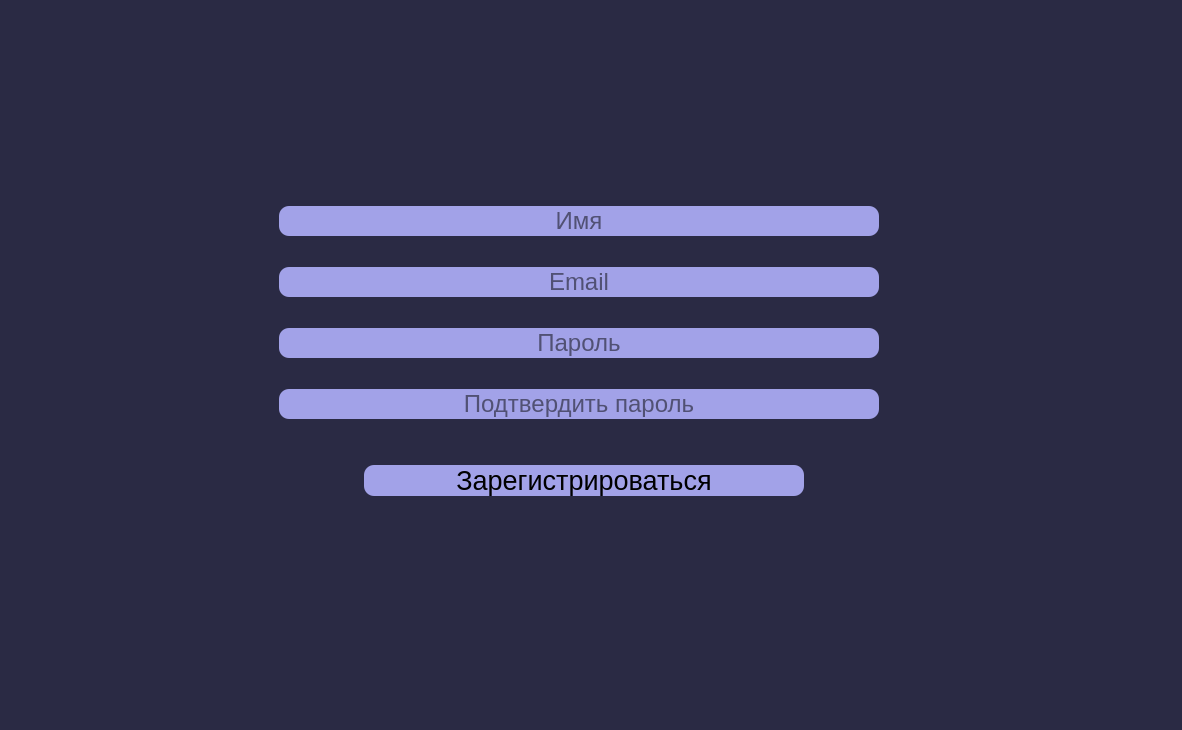
The window that reg.ui (Liqror/Links-agregator) describes before a commit, drawn with Qt 5.
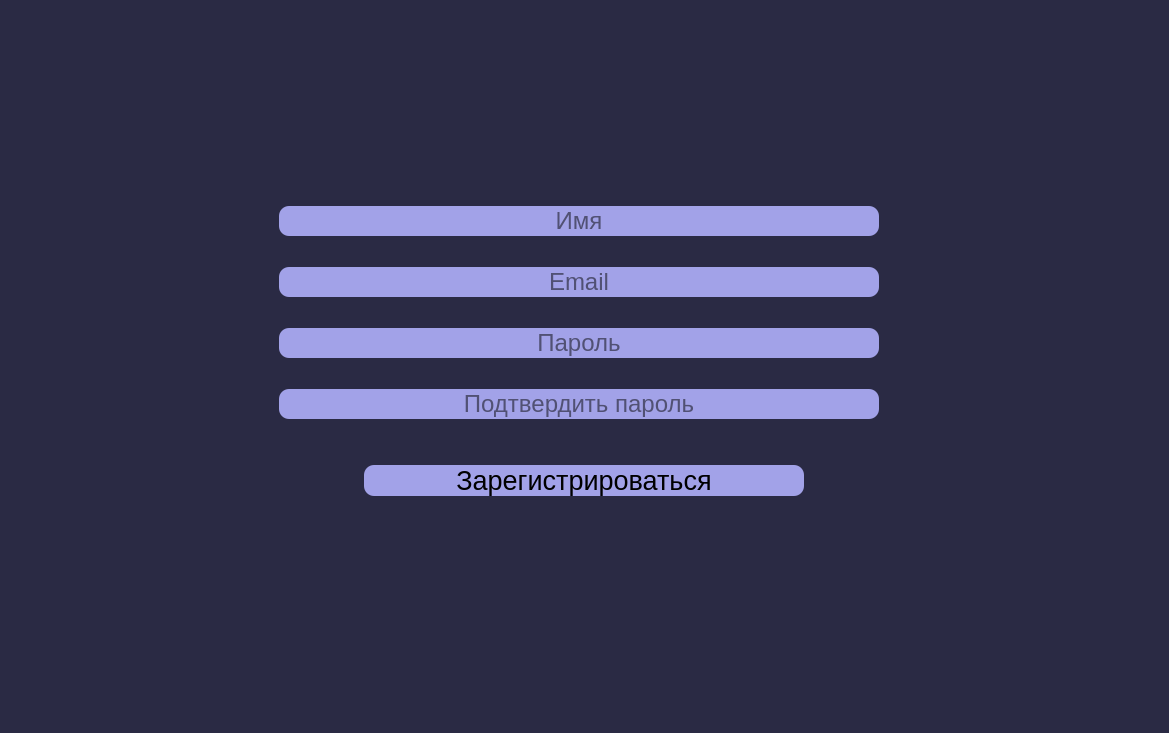
The same window after the commit. Icons and pictures are not drawn.

Commit message: добавлена стрелка для возвращения из формы регистрации в форму входа

What changed in the file:
```diff
--- a/reg.ui
+++ b/reg.ui
@@ -6,8 +6,8 @@
    <rect>
     <x>0</x>
     <y>0</y>
-    <width>1182</width>
-    <height>730</height>
+    <width>1169</width>
+    <height>733</height>
    </rect>
   </property>
   <property name="windowTitle">
@@ -326,6 +326,12 @@
              <layout class="QHBoxLayout" name="horizontalLayout_9">
               <item>
                <widget class="QLabel" name="backLabel">
+                <property name="maximumSize">
+                 <size>
+                  <width>140</width>
+                  <height>80</height>
+                 </size>
+                </property>
                 <property name="text">
                  <string/>
                 </property>
```
Left out of the diff: 21 changed lines with no effect on the pictures. The commit also changes 1 other file.
